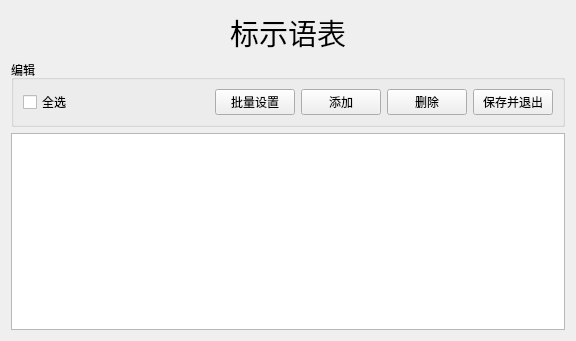
Above: qformsigntable.ui from NU-LL/SmartSignageManagementSystem before the change. Below: the same form after it.
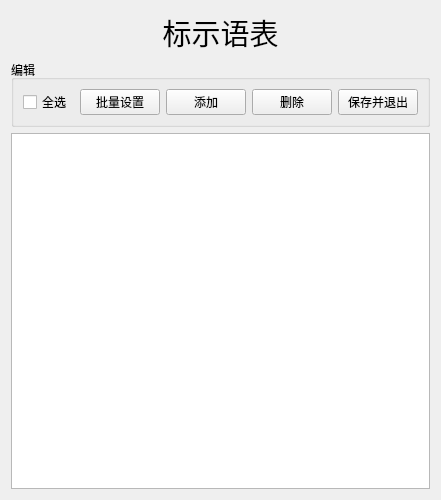
That is the form after the change.

The edit to the form file:
```diff
--- a/qformsigntable.ui
+++ b/qformsigntable.ui
@@ -6,8 +6,8 @@
    <rect>
     <x>0</x>
     <y>0</y>
-    <width>576</width>
-    <height>341</height>
+    <width>441</width>
+    <height>500</height>
    </rect>
   </property>
   <property name="windowTitle">
```
Left out of the diff: 2 changed lines with no effect on the pictures.
